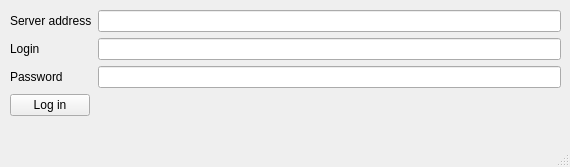
The window that source/Login.ui (kruasan1ch/yatdl) describes before a commit, drawn with Qt 5.
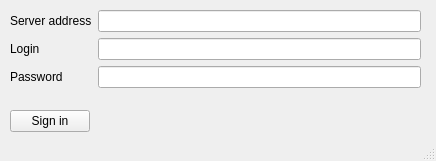
The same window after the commit.

```diff
--- a/source/Login.ui
+++ b/source/Login.ui
@@ -6,8 +6,8 @@
    <rect>
     <x>0</x>
     <y>0</y>
-    <width>570</width>
-    <height>167</height>
+    <width>436</width>
+    <height>161</height>
    </rect>
   </property>
   <property name="sizePolicy">
@@ -25,16 +25,13 @@
      <rect>
       <x>10</x>
       <y>10</y>
-      <width>551</width>
-      <height>114</height>
+      <width>411</width>
+      <height>91</height>
      </rect>
     </property>
     <layout class="QFormLayout" name="formLayout">
-     <property name="fieldGrowthPolicy">
-      <enum>QFormLayout::AllNonFixedFieldsGrow</enum>
-     </property>
      <item row="0" column="0">
-      <widget class="QLabel" name="label_3">
+      <widget class="QLabel" name="label">
        <property name="text">
         <string>Server address</string>
        </property>
@@ -44,7 +41,7 @@
       <widget class="QLineEdit" name="addressLine"/>
      </item>
      <item row="1" column="0">
-      <widget class="QLabel" name="label">
+      <widget class="QLabel" name="label_2">
        <property name="text">
         <string>Login</string>
        </property>
@@ -54,38 +51,30 @@
       <widget class="QLineEdit" name="loginLine"/>
      </item>
      <item row="2" column="0">
-      <widget class="QLabel" name="label_2">
+      <widget class="QLabel" name="label_3">
        <property name="text">
         <string>Password</string>
        </property>
       </widget>
      </item>
      <item row="2" column="1">
-      <widget class="QLineEdit" name="passwordLine">
-       <property name="echoMode">
-        <enum>QLineEdit::Password</enum>
-       </property>
-      </widget>
-     </item>
-     <item row="3" column="0">
-      <widget class="QPushButton" name="loginButton">
-       <property name="text">
-        <string>Log in</string>
-       </property>
-      </widget>
+      <widget class="QLineEdit" name="passwordLine"/>
      </item>
     </layout>
    </widget>
-  </widget>
-  <widget class="QMenuBar" name="menubar">
-   <property name="geometry">
-    <rect>
-     <x>0</x>
-     <y>0</y>
-     <width>570</width>
-     <height>19</height>
-    </rect>
-   </property>
+   <widget class="QPushButton" name="loginButton">
+    <property name="geometry">
+     <rect>
+      <x>10</x>
+      <y>110</y>
+      <width>80</width>
+      <height>22</height>
+     </rect>
+    </property>
+    <property name="text">
+     <string>Sign in</string>
+    </property>
+   </widget>
   </widget>
   <widget class="QStatusBar" name="statusbar"/>
  </widget>
```
Left out of the diff: 18 changed lines with no effect on the pictures.
